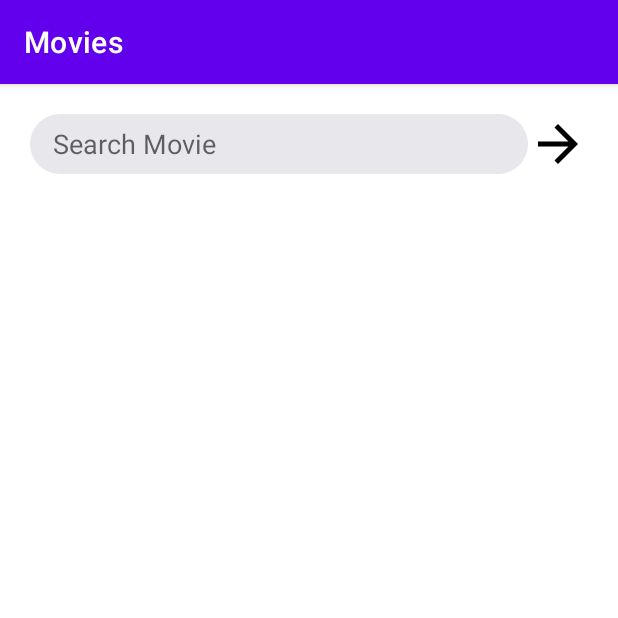
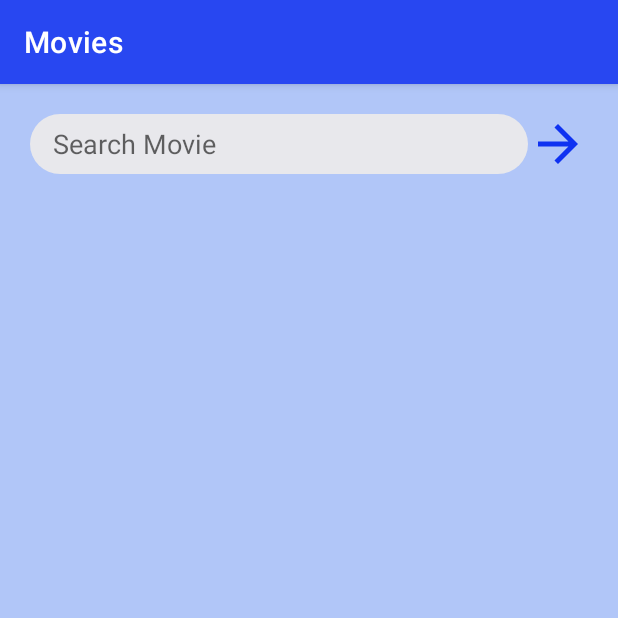
Before and after one commit to Viraj76/MoviesDetail, an Android app: the screen it shows after launch (MainActivity), on a phone screen of 412 x 824 dp, the top half of it. Run offline under Robolectric (Android 15) with nearby library versions, the phone set to English and light mode, and no system bars; pictures from the network do not load.

Commit message:
up to date

```diff
--- a/app/src/main/res/drawable/bg.xml
+++ b/app/src/main/res/drawable/bg.xml
@@ -1,9 +1,8 @@
 <?xml version="1.0" encoding="utf-8"?>
 <shape android:shape="rectangle" xmlns:android="http://schemas.android.com/apk/res/android">
 
-    <solid android:color="#86A5F1"/>
+    <solid android:color="#5D89F7"/>
     <corners android:topRightRadius="25dp"
-
         />
 
 </shape>
--- a/app/src/main/res/layout/activity_main.xml
+++ b/app/src/main/res/layout/activity_main.xml
@@ -3,12 +3,26 @@
     xmlns:app="http://schemas.android.com/apk/res-auto"
     xmlns:tools="http://schemas.android.com/tools"
     android:layout_width="match_parent"
+    android:background="#B1C6F8"
     android:layout_height="match_parent"
     tools:context=".MainActivity">
     <LinearLayout
         android:id="@+id/llSearchView"
         android:layout_width="0dp"
         android:layout_height="wrap_content"
+
+
+
+
+
+
+
+
+
+
+
+
+
         android:layout_margin="20dp"
         android:layout_marginStart="5dp"
         android:layout_marginEnd="5dp"
@@ -36,8 +50,9 @@
             android:layout_height="40dp"
             android:imeOptions="actionDone"
             android:layout_gravity="center"
+
             android:src="@drawable/arrow"
-            app:tint="@color/black" />
+            app:tint="#0F32F1" />
     </LinearLayout>
 
     <androidx.recyclerview.widget.RecyclerView
--- a/app/src/main/res/values/themes.xml
+++ b/app/src/main/res/values/themes.xml
@@ -2,8 +2,8 @@
     <!-- Base application theme. -->
     <style name="Theme.Movies" parent="Theme.MaterialComponents.DayNight.DarkActionBar">
         <!-- Primary brand color. -->
-        <item name="colorPrimary">@color/purple_500</item>
-        <item name="colorPrimaryVariant">@color/purple_700</item>
+        <item name="colorPrimary">#2847F1</item>
+        <item name="colorPrimaryVariant">#2847F1</item>
         <item name="colorOnPrimary">@color/white</item>
         <!-- Secondary brand color. -->
         <item name="colorSecondary">@color/teal_200</item>
```
Also changed, not shown: app/src/main/java/com/example/movies/MainActivity.kt (+8 -40 lines), app/src/main/java/com/example/movies/viewModel/MainViewModel.kt (+7 -30 lines).
